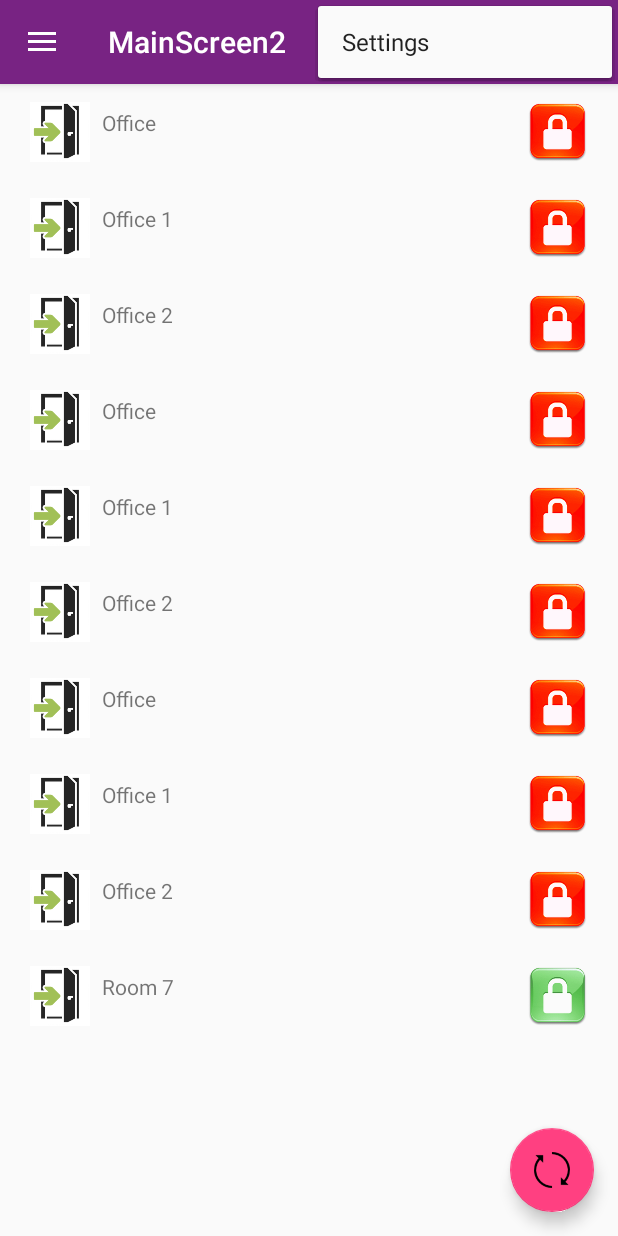
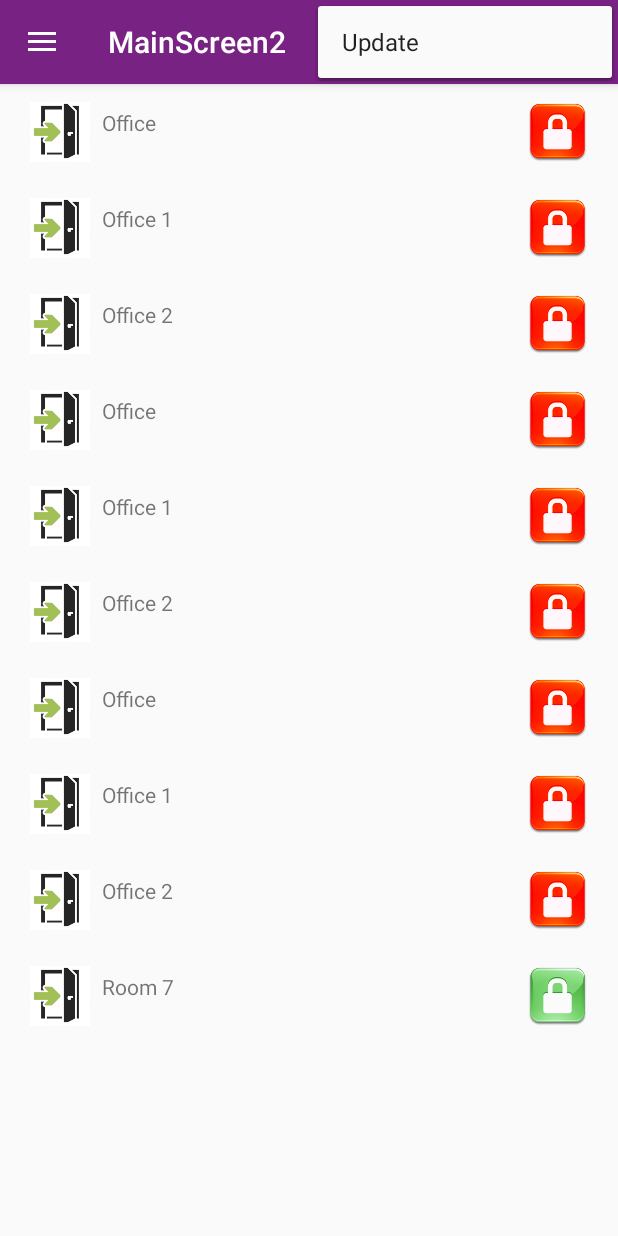
Before and after one commit to wMeloFernandes/NodeApp, an Android app: the MainScreen screen opened directly, with no data from a screen before it, with the options menu open, on a phone screen of 412 x 824 dp. Run offline under Robolectric (Android 15) with nearby library versions, the phone set to English and light mode, and no system bars.

Commit message:
Remove Float Button

```diff
--- a/app/src/main/java/com/example/wmell/app/main/MainScreen.java
+++ b/app/src/main/java/com/example/wmell/app/main/MainScreen.java
@@ -56,17 +56,6 @@ public class MainScreen extends AppCompatActivity
         setContentView(R.layout.activity_main_screen2);
         Toolbar toolbar = findViewById(R.id.toolbar);
         setSupportActionBar(toolbar);
-
-        FloatingActionButton fab = findViewById(R.id.fab);
-        fab.setOnClickListener(new View.OnClickListener() {
-            @Override
-            public void onClick(View view) {
-                updateUIFetchingDataHide();
-                APIRoutes.waitServerResponse();
-                Snackbar.make(view, "Gate Updated!", Snackbar.LENGTH_LONG)
-                        .setAction("Gate Updated!!!!!", null).show();
-            }
-        });
 
         DrawerLayout drawer = findViewById(R.id.drawer_layout);
         ActionBarDrawerToggle toggle = new ActionBarDrawerToggle(
@@ -137,7 +126,9 @@ public class MainScreen extends AppCompatActivity
         int id = item.getItemId();
 
         //noinspection SimplifiableIfStatement
-        if (id == R.id.action_settings) {
+        if (id == R.id.action_update) {
+            updateUIFetchingDataHide();
+            APIRoutes.waitServerResponse();
             return true;
         }
 
--- a/app/src/main/res/layout/app_bar_main_screen2.xml
+++ b/app/src/main/res/layout/app_bar_main_screen2.xml
@@ -23,12 +23,4 @@
 
     <include layout="@layout/content_main_screen2" />
 
-    <android.support.design.widget.FloatingActionButton
-        android:id="@+id/fab"
-        android:layout_width="wrap_content"
-        android:layout_height="wrap_content"
-        android:layout_gravity="bottom|end"
-        android:layout_margin="@dimen/fab_margin"
-        app:srcCompat="@drawable/update_arrows" />
-
 </android.support.design.widget.CoordinatorLayout>
--- a/app/src/main/res/menu/main_screen2.xml
+++ b/app/src/main/res/menu/main_screen2.xml
@@ -2,8 +2,8 @@
 <menu xmlns:android="http://schemas.android.com/apk/res/android"
     xmlns:app="http://schemas.android.com/apk/res-auto">
     <item
-        android:id="@+id/action_settings"
+        android:id="@+id/action_update"
         android:orderInCategory="100"
-        android:title="@string/action_settings"
+        android:title="@string/action_update"
         app:showAsAction="never" />
 </menu>
--- a/app/src/main/res/menu/test.xml
+++ b/app/src/main/res/menu/test.xml
@@ -4,6 +4,6 @@
     <item
         android:id="@+id/action_settings"
         android:orderInCategory="100"
-        android:title="@string/action_settings"
+        android:title="@string/action_update"
         app:showAsAction="never" />
 </menu>
--- a/app/src/main/res/values/strings.xml
+++ b/app/src/main/res/values/strings.xml
@@ -25,7 +25,7 @@
     <string name="navigation_drawer_open">Open navigation drawer</string>
     <string name="navigation_drawer_close">Close navigation drawer</string>
 
-    <string name="action_settings">Settings</string>
+    <string name="action_update">Update</string>
     <string name="title_activity_main_screen2">MainScreen2</string>
 
 </resources>
```
